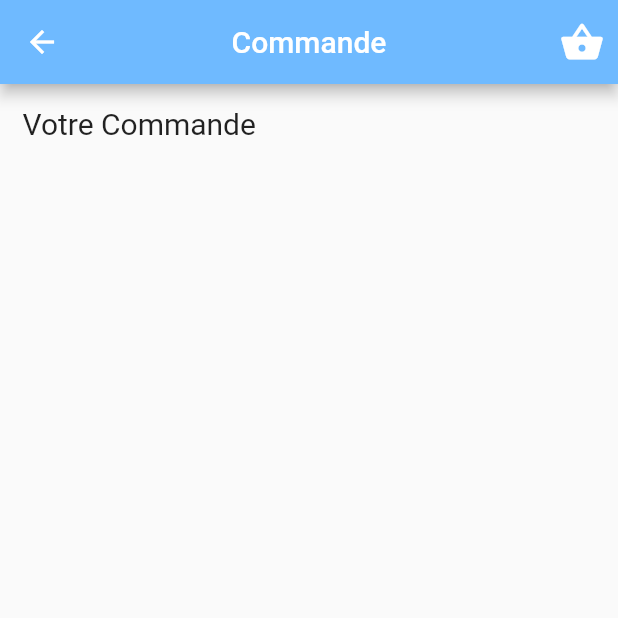
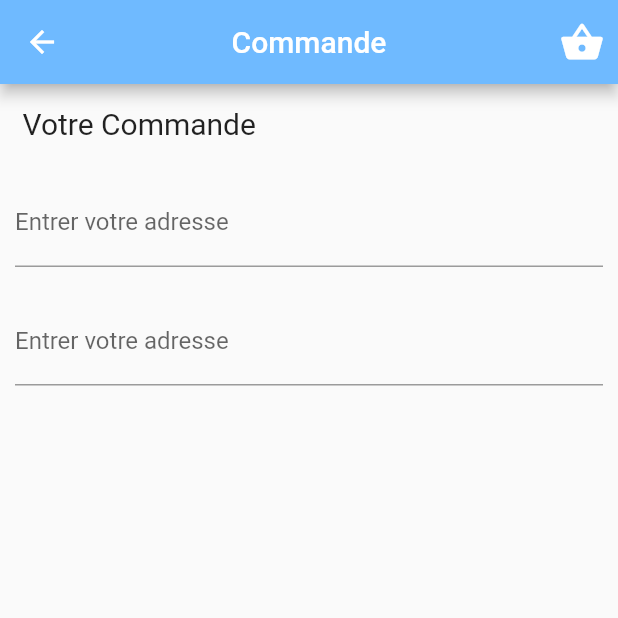
Before and after one commit to CocheteuxLaurent/projet_food, a Flutter app: the CommandePage screen opened directly, on a phone screen of 412 x 824 dp, the top half of it. Run offline on Flutter 3.47's test engine with Material 2 defaults, Android fonts, the phone set to English and light mode, and no system bars; our stand-ins replace badges.

Commit message:
news code

```diff
--- a/lib/CommandePage.dart
+++ b/lib/CommandePage.dart
@@ -47,6 +47,26 @@ class _CommandePageState extends State<CommandePage> {
               ],
             ),
           ),
+          Padding(
+            padding: EdgeInsets.all(10),
+            child: TextFormField(
+              decoration: const InputDecoration(
+                border: UnderlineInputBorder(),
+                labelText: 'Entrer votre adresse',
+              ),
+              obscureText: true,
+            ),
+          ),
+          Padding(
+            padding: EdgeInsets.all(10),
+            child: TextFormField(
+              decoration: const InputDecoration(
+                border: UnderlineInputBorder(),
+                labelText: 'Entrer votre adresse',
+              ),
+              obscureText: true,
+            ),
+          ),
         ],
       ),
     );
```
Also changed, not shown: lib/PanierPage.dart (+41 -5 lines).
